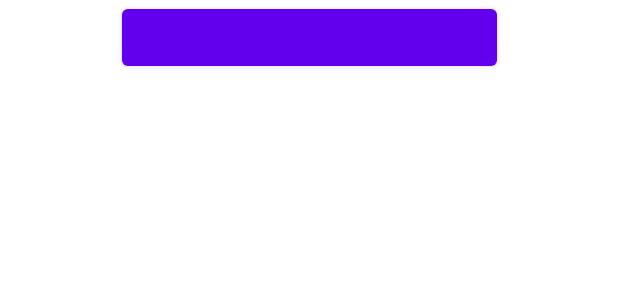
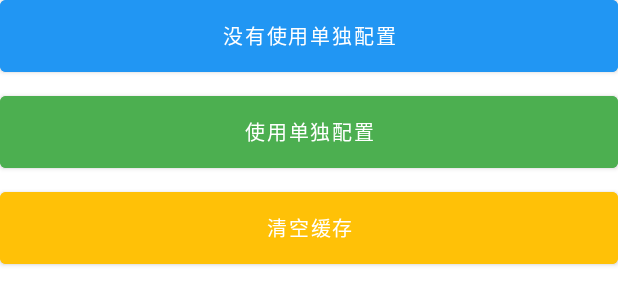
Before and after one commit to shiyd0516/imgloader, an Android app: the layout activity_img.xml on its own in the app's theme, with its tools: preview values and no code run, on a phone screen of 412 x 824 dp. Shown: the top 305 px of the screen. Run offline under Robolectric (Android 15) with nearby library versions, the phone set to English and light mode, and no system bars.

Commit message:
添加使用方法说明

```diff
--- a/app/build.gradle
+++ b/app/build.gradle
@@ -36,8 +36,8 @@ dependencies {
   implementation 'androidx.core:core-ktx:1.7.0'
   implementation 'androidx.appcompat:appcompat:1.3.0'
   implementation 'com.google.android.material:material:1.4.0'
-  //implementation 'io.github.shiyd0516.lib:imgloader:1.0.1'
-  implementation project(':lib_imgloader')
+  implementation 'io.github.shiyd0516.lib:imgloader:1.0.1'
+//  implementation project(':lib_imgloader')
   testImplementation 'junit:junit:4.13.2'
   androidTestImplementation 'androidx.test.ext:junit:1.1.3'
   androidTestImplementation 'androidx.test.espresso:espresso-core:3.4.0'
--- a/app/src/main/AndroidManifest.xml
+++ b/app/src/main/AndroidManifest.xml
@@ -8,7 +8,7 @@
     android:label="@string/app_name"
     android:roundIcon="@mipmap/ic_launcher_round"
     android:supportsRtl="true"
-    android:name=".MyApplication"
+    android:name=".APPApplication"
     android:theme="@style/Theme.NewApp" >
     <activity android:name=".ImgActivity" android:exported="true">
       <intent-filter>
--- a/app/src/main/res/layout/activity_img.xml
+++ b/app/src/main/res/layout/activity_img.xml
@@ -1,6 +1,7 @@
 <?xml version="1.0" encoding="utf-8"?>
 <androidx.constraintlayout.widget.ConstraintLayout xmlns:android="http://schemas.android.com/apk/res/android"
   xmlns:app="http://schemas.android.com/apk/res-auto"
+  xmlns:tools="http://schemas.android.com/tools"
   android:layout_width="match_parent"
   android:layout_height="match_parent">
 
@@ -8,15 +9,62 @@
     android:id="@+id/iv_img"
     android:layout_width="200dp"
     android:layout_height="200dp"
+    android:contentDescription="@null"
     app:layout_constraintBottom_toBottomOf="parent"
     app:layout_constraintEnd_toEndOf="parent"
     app:layout_constraintStart_toStartOf="parent"
-    app:layout_constraintTop_toTopOf="parent" />
-  <Button
-    android:layout_width="250dp"
+    app:layout_constraintTop_toBottomOf="@+id/btn2" />
+
+  <com.google.android.material.button.MaterialButton
     android:id="@+id/btn"
-    app:layout_constraintTop_toTopOf="parent"
+    android:layout_width="0dp"
+    android:layout_height="48dp"
+    android:backgroundTint="#2196F3"
+    android:insetLeft="0dp"
+    android:insetTop="0dp"
+    android:insetRight="0dp"
+    android:insetBottom="0dp"
+    android:text="没有使用单独配置"
+    android:textColor="#FFFFFF"
+    android:textSize="13sp"
     app:layout_constraintEnd_toEndOf="parent"
     app:layout_constraintStart_toStartOf="parent"
-    android:layout_height="50dp"/>
+    app:layout_constraintTop_toTopOf="parent"
+    tools:ignore="HardcodedText" />
+
+  <com.google.android.material.button.MaterialButton
+    android:id="@+id/btn2"
+    android:layout_width="0dp"
+    android:layout_height="48dp"
+    android:layout_marginTop="16dp"
+    android:backgroundTint="#4CAF50"
+    android:insetLeft="0dp"
+    android:insetTop="0dp"
+    android:insetRight="0dp"
+    android:insetBottom="0dp"
+    android:text="使用单独配置"
+    android:textColor="#FFFFFF"
+    android:textSize="13sp"
+    app:layout_constraintEnd_toEndOf="parent"
+    app:layout_constraintStart_toStartOf="parent"
+    app:layout_constraintTop_toBottomOf="@+id/btn"
+    tools:ignore="HardcodedText" />
+
+  <com.google.android.material.button.MaterialButton
+    android:id="@+id/btn3"
+    android:layout_width="0dp"
+    android:layout_height="48dp"
+    android:layout_marginTop="16dp"
+    android:backgroundTint="#FFC107"
+    android:insetLeft="0dp"
+    android:insetTop="0dp"
+    android:insetRight="0dp"
+    android:insetBottom="0dp"
+    android:text="清空缓存"
+    android:textColor="#FFFFFF"
+    android:textSize="13sp"
+    app:layout_constraintEnd_toEndOf="parent"
+    app:layout_constraintStart_toStartOf="parent"
+    app:layout_constraintTop_toBottomOf="@+id/btn2"
+    tools:ignore="HardcodedText" />
 </androidx.constraintlayout.widget.ConstraintLayout>
```
Also changed, not shown: app/src/main/java/com/syd/newapp/APPApplication.kt (added, +23 -0 lines), app/src/main/java/com/syd/newapp/ImgActivity.kt (+29 -10 lines), app/src/main/java/com/syd/newapp/MyApplication.kt (deleted, +0 -18 lines), 1 other file.
